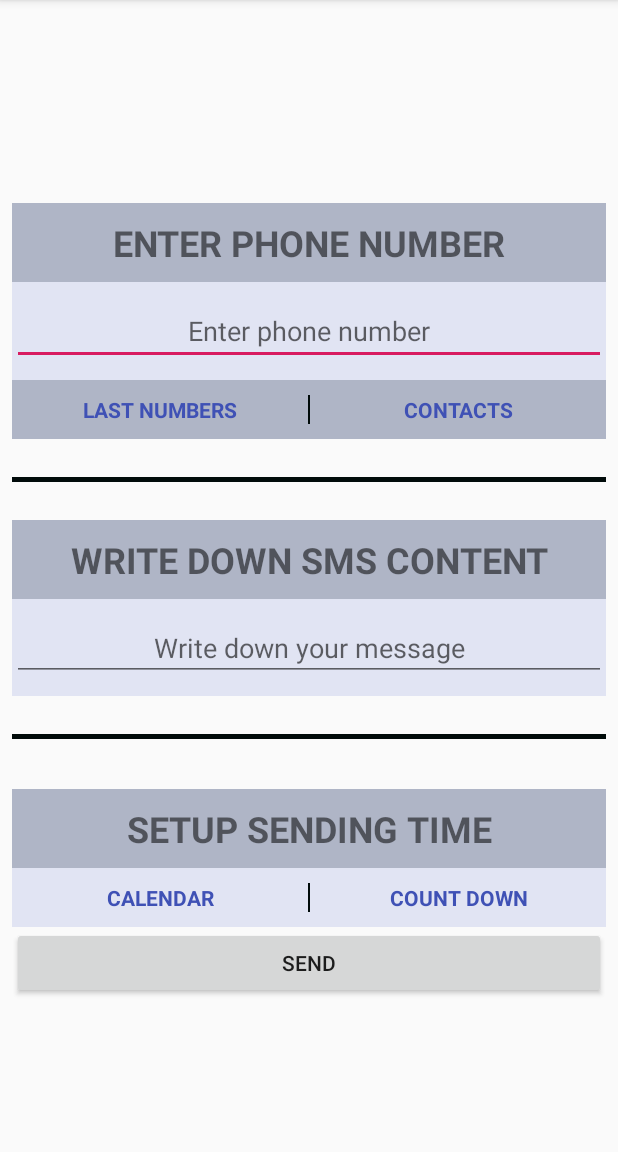
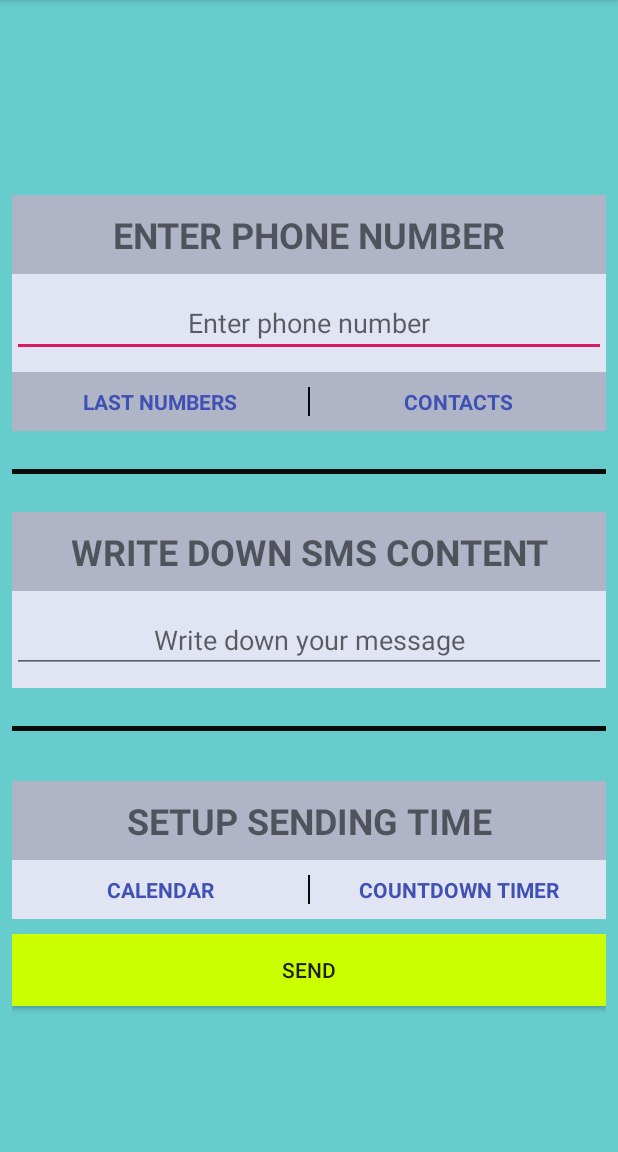
Before and after one commit to pawchi/JavaAndroid, an Android app: the Sms screen opened directly, with no data from a screen before it, on a phone screen of 412 x 824 dp, the part 84-1236 px from its top. Run offline under Robolectric (Android 15) with nearby library versions, the phone set to English and light mode, and no system bars.

Commit message:
Emergency_notifier continue_3 send SMS

```diff
--- a/EmergencyNotifier/app/src/main/java/org/chilon/emergencynotifier/Sms.java
+++ b/EmergencyNotifier/app/src/main/java/org/chilon/emergencynotifier/Sms.java
@@ -3,7 +3,6 @@ package org.chilon.emergencynotifier;
 import android.Manifest;
 import android.content.pm.PackageManager;
 import android.os.Bundle;
-import android.support.annotation.Nullable;
 import android.support.v4.app.ActivityCompat;
 import android.support.v4.content.ContextCompat;
 import android.support.v7.app.AppCompatActivity;
@@ -27,10 +26,10 @@ public class Sms extends AppCompatActivity {
 
         number = findViewById(R.id.input_phone_number_field);
         message = findViewById(R.id.sms_input_text_field);
-        send = findViewById(R.id.smsButton);
+        send = findViewById(R.id.sms_send_button);
 
         send.setEnabled(false);
-        if (checkPermission(Manifest.permission.SEND_SMS)){
+        if (ContextCompat.checkSelfPermission(this, Manifest.permission.SEND_SMS) == PackageManager.PERMISSION_GRANTED){
             send.setEnabled(true);
         } else {
             ActivityCompat.requestPermissions(this, new String[]{Manifest.permission.SEND_SMS}, SEND_SMS_PERMISSION_REQUEST_CODE);
@@ -46,18 +45,14 @@ public class Sms extends AppCompatActivity {
             return ;
         }
 
-        if (checkPermission(Manifest.permission.SEND_SMS)){
+
+        if (ContextCompat.checkSelfPermission(this, Manifest.permission.SEND_SMS) == PackageManager.PERMISSION_GRANTED){
             SmsManager smsManager = SmsManager.getDefault();
             smsManager.sendTextMessage(phoneNumber, null, smsMessage, null,null);
-            Toast.makeText(this, "Message Sent!", Toast.LENGTH_SHORT).show();
+            Toast.makeText(this, "Message Sent!", Toast.LENGTH_LONG).show();
         } else {
-            Toast.makeText(this, "Permission Denied", Toast.LENGTH_SHORT).show();
+            Toast.makeText(this, "Permission Denied", Toast.LENGTH_LONG).show();
         }
 
     }
-
-    public boolean checkPermission(String permission){
-        int check = ContextCompat.checkSelfPermission(this, permission);
-        return (check == PackageManager.PERMISSION_GRANTED);
-    }
 }
--- a/EmergencyNotifier/app/src/main/res/layout/create_sms.xml
+++ b/EmergencyNotifier/app/src/main/res/layout/create_sms.xml
@@ -5,6 +5,7 @@
     xmlns:tools="http://schemas.android.com/tools"
     android:layout_width="match_parent"
     android:layout_height="match_parent"
+    android:background="#66cccc"
     tools:context=".Sms">
 
 
@@ -227,8 +228,6 @@
                     android:textStyle="bold" />
 
 
-
-
             </LinearLayout>
         </LinearLayout>
 
@@ -237,6 +236,8 @@
             android:layout_width="match_parent"
             android:layout_height="wrap_content"
             android:text="SEND"
+            android:background="#ccff00"
+            android:layout_marginTop="10dp"
             android:onClick="onSend"/>
 
 
--- a/EmergencyNotifier/app/src/main/res/values/strings.xml
+++ b/EmergencyNotifier/app/src/main/res/values/strings.xml
@@ -16,5 +16,5 @@
     <string name="contacts">CONTACTS</string>
     <string name="sending_time_setup_label">SETUP SENDING TIME</string>
     <string name="calendar_label">CALENDAR</string>
-    <string name="count_down_label">COUNT DOWN</string>
+    <string name="count_down_label">COUNTDOWN TIMER</string>
 </resources>
```
